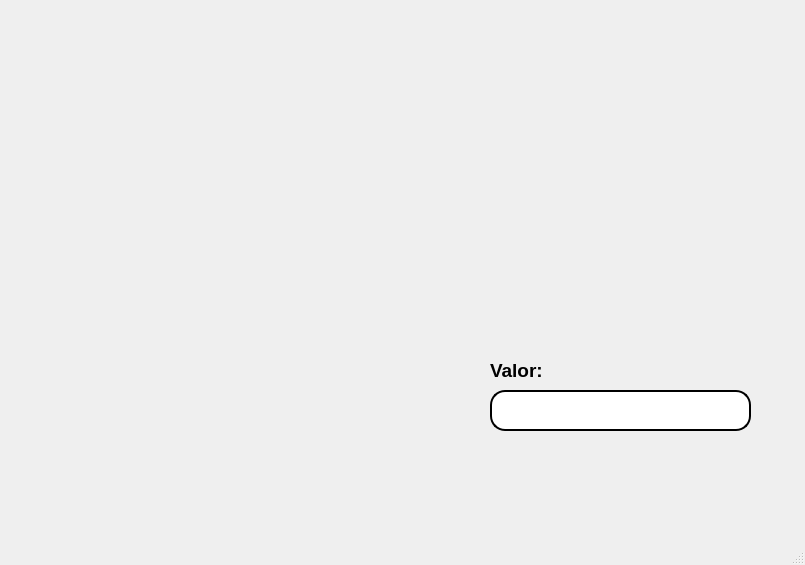
Qt form Unidad II/Trabajo_Clase/P08_DescripcionDeImagenes.ui (P4B11nn/PIP_2025_Unidad1_Eq5) before a commit.
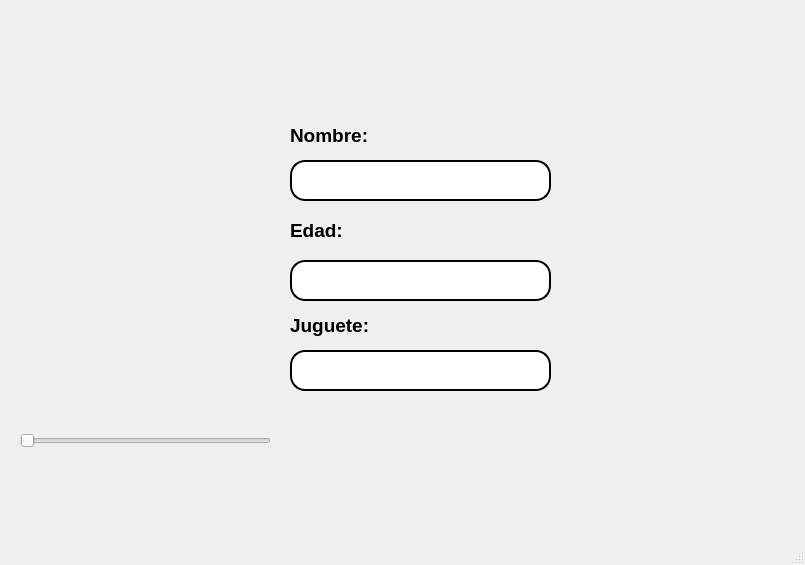
The same form after that commit. Icons and pictures are not drawn.

The edit to the form file:
```diff
--- a/Unidad II/Trabajo_Clase/P08_DescripcionDeImagenes.ui
+++ b/Unidad II/Trabajo_Clase/P08_DescripcionDeImagenes.ui
@@ -18,9 +18,9 @@
     <property name="geometry">
      <rect>
       <x>20</x>
-      <y>290</y>
-      <width>151</width>
-      <height>131</height>
+      <y>250</y>
+      <width>171</width>
+      <height>151</height>
      </rect>
     </property>
     <property name="styleSheet">
@@ -58,10 +58,10 @@
    <widget class="QLabel" name="label_3">
     <property name="geometry">
      <rect>
-      <x>500</x>
-      <y>20</y>
-      <width>251</width>
-      <height>231</height>
+      <x>560</x>
+      <y>0</y>
+      <width>241</width>
+      <height>91</height>
      </rect>
     </property>
     <property name="styleSheet">
@@ -86,10 +86,10 @@
    <widget class="QLabel" name="label_4">
     <property name="geometry">
      <rect>
-      <x>20</x>
+      <x>0</x>
       <y>10</y>
-      <width>181</width>
-      <height>271</height>
+      <width>371</width>
+      <height>71</height>
      </rect>
     </property>
     <property name="styleSheet">
@@ -114,8 +114,8 @@
    <widget class="QLineEdit" name="txt_valor">
     <property name="geometry">
      <rect>
-      <x>490</x>
-      <y>390</y>
+      <x>290</x>
+      <y>160</y>
       <width>261</width>
       <height>41</height>
      </rect>
@@ -139,9 +139,80 @@
    <widget class="QLabel" name="label_5">
     <property name="geometry">
      <rect>
-      <x>490</x>
-      <y>360</y>
-      <width>71</width>
+      <x>290</x>
+      <y>120</y>
+      <width>101</width>
+      <height>31</height>
+     </rect>
+    </property>
+    <property name="font">
+     <font>
+      <family>Segoe UI</family>
+      <pointsize>14</pointsize>
+      <weight>75</weight>
+      <bold>true</bold>
+     </font>
+    </property>
+    <property name="text">
+     <string>Nombre:</string>
+    </property>
+   </widget>
+   <widget class="QLineEdit" name="txt_edad">
+    <property name="geometry">
+     <rect>
+      <x>290</x>
+      <y>260</y>
+      <width>261</width>
+      <height>41</height>
+     </rect>
+    </property>
+    <property name="font">
+     <font>
+      <family>Segoe UI</family>
+      <pointsize>14</pointsize>
+      <weight>75</weight>
+      <bold>true</bold>
+     </font>
+    </property>
+    <property name="styleSheet">
+     <string notr="true">border: 2px solid black;
+border-radius: 15px;</string>
+    </property>
+    <property name="alignment">
+     <set>Qt::AlignCenter</set>
+    </property>
+   </widget>
+   <widget class="QLineEdit" name="txt_juguete">
+    <property name="geometry">
+     <rect>
+      <x>290</x>
+      <y>350</y>
+      <width>261</width>
+      <height>41</height>
+     </rect>
+    </property>
+    <property name="font">
+     <font>
+      <family>Segoe UI</family>
+      <pointsize>14</pointsize>
+      <weight>75</weight>
+      <bold>true</bold>
+     </font>
+    </property>
+    <property name="styleSheet">
+     <string notr="true">border: 2px solid black;
+border-radius: 15px;</string>
+    </property>
+    <property name="alignment">
+     <set>Qt::AlignCenter</set>
+    </property>
+   </widget>
+   <widget class="QLabel" name="label_6">
+    <property name="geometry">
+     <rect>
+      <x>290</x>
+      <y>220</y>
+      <width>91</width>
       <height>21</height>
      </rect>
     </property>
@@ -154,7 +225,41 @@
      </font>
     </property>
     <property name="text">
-     <string>Valor:</string>
+     <string>Edad:</string>
+    </property>
+   </widget>
+   <widget class="QLabel" name="label_7">
+    <property name="geometry">
+     <rect>
+      <x>290</x>
+      <y>310</y>
+      <width>111</width>
+      <height>31</height>
+     </rect>
+    </property>
+    <property name="font">
+     <font>
+      <family>Segoe UI</family>
+      <pointsize>14</pointsize>
+      <weight>75</weight>
+      <bold>true</bold>
+     </font>
+    </property>
+    <property name="text">
+     <string>Juguete:</string>
+    </property>
+   </widget>
+   <widget class="QSlider" name="selectorImagen">
+    <property name="geometry">
+     <rect>
+      <x>20</x>
+      <y>430</y>
+      <width>251</width>
+      <height>22</height>
+     </rect>
+    </property>
+    <property name="orientation">
+     <enum>Qt::Horizontal</enum>
     </property>
    </widget>
   </widget>
```
Left out of the diff: 10 changed lines with no effect on the pictures.
